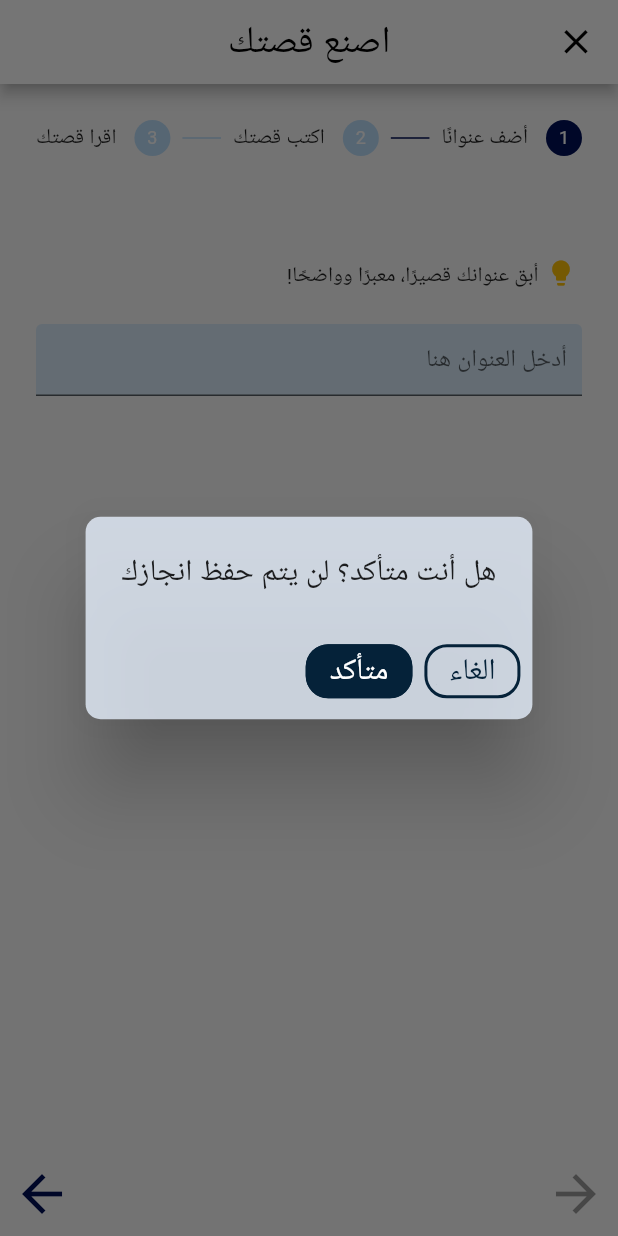
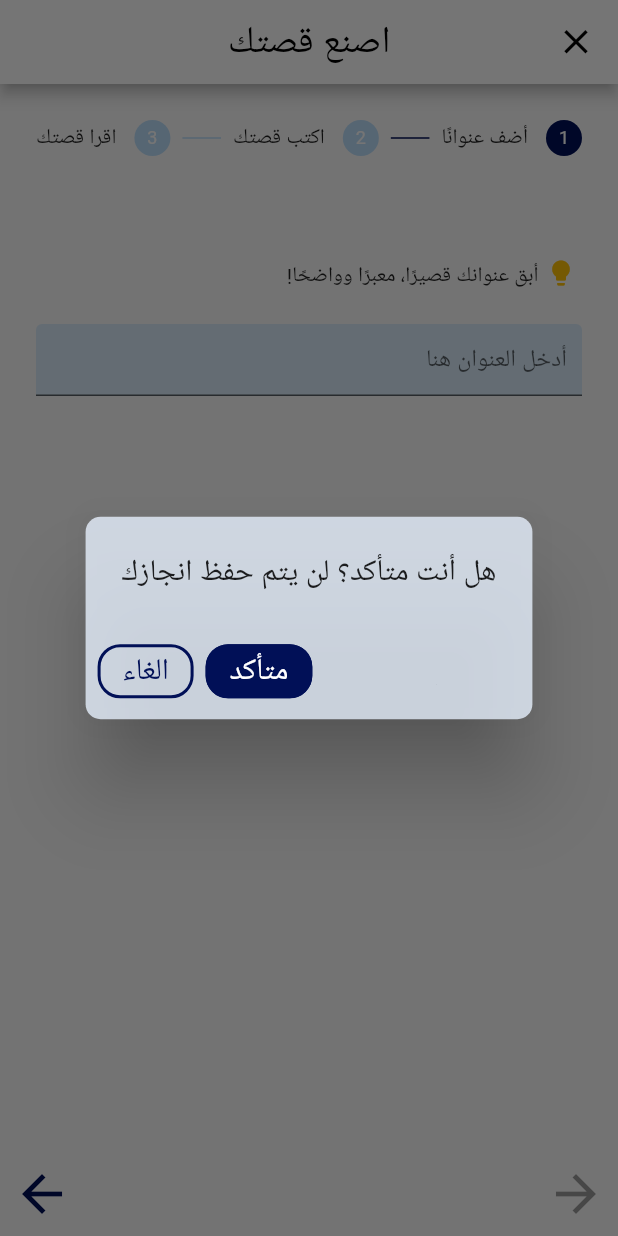
Before and after one commit to Lujain-M02/2023-GP1-6, a Flutter app: the CreateStory screen opened directly, after a tap on the "close" icon, on a phone screen of 412 x 824 dp. Run offline on Flutter 3.47's test engine with Material 2 defaults, Android fonts, the phone set to English and light mode, and no system bars; our stand-ins replace animate_do, animated_text_kit, cloud_firestore, firebase_auth, firebase_core, font_awesome_flutter and 3 more; accounts and stored records are empty.

Commit message:
alerts directions and colors

```diff
--- a/your_story/lib/alerts.dart
+++ b/your_story/lib/alerts.dart
@@ -1,4 +1,5 @@
 import 'package:flutter/material.dart';
+import 'package:your_story/style.dart';
 
 //this class shows a message with two buttons متأكد و الغاء
 class ConfirmationDialog {
@@ -7,7 +8,9 @@ class ConfirmationDialog {
     showDialog(
       context: context,
       builder: (context) {
-        return AlertDialog(
+        return Directionality(
+          textDirection: TextDirection.rtl,
+          child: AlertDialog(
             shape: RoundedRectangleBorder(
               borderRadius: BorderRadius.circular(10.0),
             ),
@@ -19,10 +22,10 @@ class ConfirmationDialog {
                   onConfirm(); //this function received as class parameter
                 },
                 style: OutlinedButton.styleFrom(
-                backgroundColor: const Color.fromARGB(255, 5, 34, 57),
+                  backgroundColor: YourStoryStyle.titleColor,
                   foregroundColor: Colors.white,
-                side: const BorderSide(
-                  color: Color.fromARGB(255, 5, 34, 57),
+                  side: BorderSide(
+                    color: YourStoryStyle.titleColor,
                     width: 2,
                   ),
                   shape: RoundedRectangleBorder(
@@ -37,9 +40,9 @@ class ConfirmationDialog {
                   Navigator.of(context).pop();
                 },
                 style: OutlinedButton.styleFrom(
-                foregroundColor: const Color.fromARGB(255, 5, 34, 57),
-                side: const BorderSide(
-                  color: Color.fromARGB(255, 5, 34, 57),
+                  foregroundColor: YourStoryStyle.titleColor,
+                  side: BorderSide(
+                    color: YourStoryStyle.titleColor,
                     width: 2,
                   ),
                   shape: RoundedRectangleBorder(
@@ -49,6 +52,7 @@ class ConfirmationDialog {
                 child: const Text("الغاء", style: TextStyle(fontSize: 20)),
               ),
             ],
+          ),
         );
       },
     );
@@ -61,7 +65,9 @@ class Alert {
     showDialog(
       context: context,
       builder: (context) {
-        return Center(
+        return Directionality(
+          textDirection: TextDirection.rtl,
+          child: Center(
             child: AlertDialog(
               shape: RoundedRectangleBorder(
                 borderRadius: BorderRadius.circular(10.0),
@@ -77,8 +83,7 @@ class Alert {
                       Navigator.of(context).pop(); // Close the dialog
                     },
                     style: ElevatedButton.styleFrom(
-                    backgroundColor: const Color.fromARGB(
-                        255, 5, 34, 57), // Button background color
+                      backgroundColor: YourStoryStyle.titleColor, // Button background color
                     ),
                     child: const Text(
                       "حسنا",
@@ -88,6 +93,7 @@ class Alert {
                     ),
                   ),
                 ],
+              ),
             ),
           ),
         );
```
Lines whose indentation alone changed are shown as unchanged.
